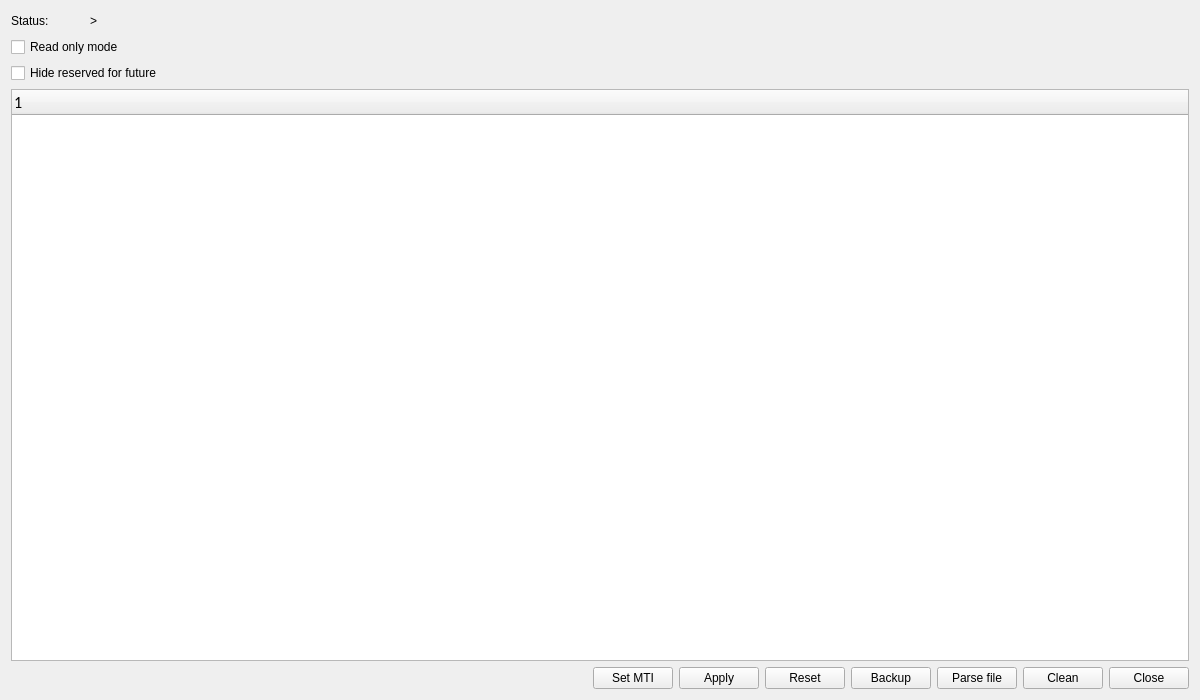
First picture: the form in common/gui/forms/spec.ui, repository FedorIvanov37/sv-terminal, before the edit.
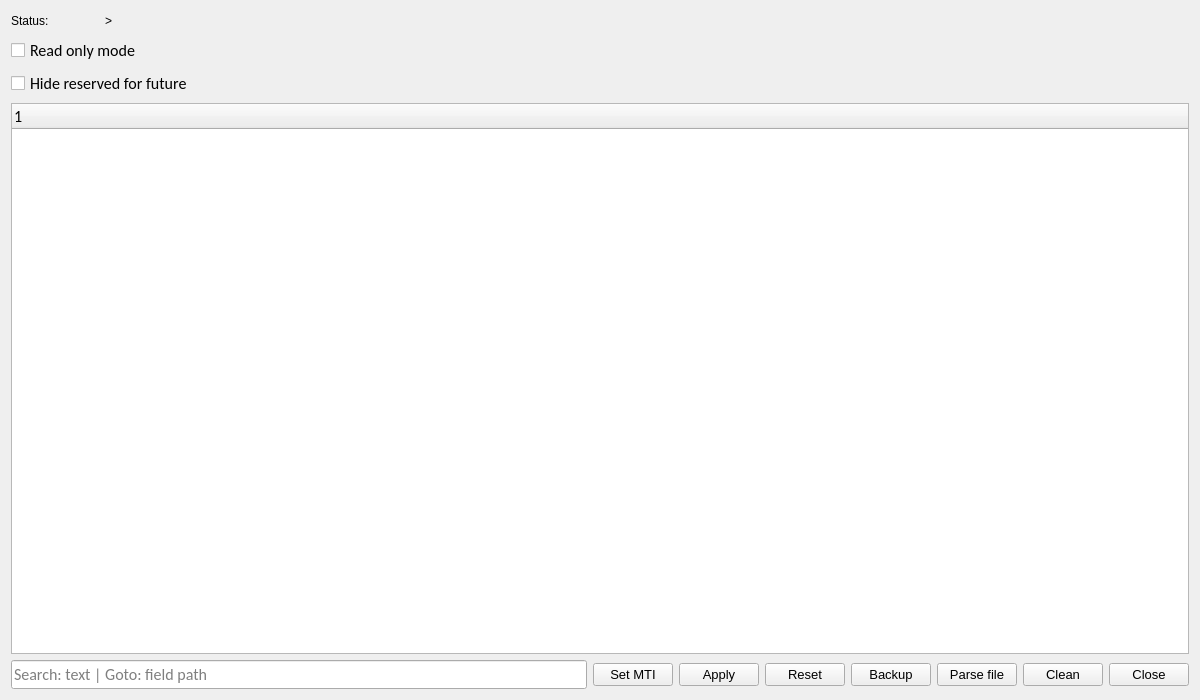
Second picture: the form after the edit.

Commit message: Added SpecWindow search

```diff
--- a/common/gui/forms/spec.ui
+++ b/common/gui/forms/spec.ui
@@ -68,6 +68,12 @@
    </item>
    <item row="1" column="0">
     <widget class="QCheckBox" name="CheckBoxReadOnly">
+     <property name="font">
+      <font>
+       <family>Calibri</family>
+       <pointsize>12</pointsize>
+      </font>
+     </property>
      <property name="text">
       <string>Read only mode</string>
      </property>
@@ -75,6 +81,12 @@
    </item>
    <item row="2" column="0">
     <widget class="QCheckBox" name="CheckBoxHideReverved">
+     <property name="font">
+      <font>
+       <family>Calibri</family>
+       <pointsize>12</pointsize>
+      </font>
+     </property>
      <property name="text">
       <string>Hide reserved for future</string>
      </property>
@@ -132,36 +144,40 @@
        <item>
         <layout class="QHBoxLayout" name="NextLevelLayout"/>
        </item>
-       <item>
-        <spacer name="horizontalSpacer">
-         <property name="orientation">
-          <enum>Qt::Horizontal</enum>
-         </property>
-         <property name="sizeHint" stdset="0">
-          <size>
-           <width>40</width>
-           <height>20</height>
-          </size>
-         </property>
-        </spacer>
-       </item>
       </layout>
      </item>
      <item>
-      <spacer name="horizontalSpacer_2">
-       <property name="orientation">
-        <enum>Qt::Horizontal</enum>
+      <widget class="QLineEdit" name="SearchLine">
+       <property name="font">
+        <font>
+         <family>Calibri</family>
+         <pointsize>12</pointsize>
+        </font>
        </property>
-       <property name="sizeHint" stdset="0">
-        <size>
-         <width>40</width>
-         <height>20</height>
-        </size>
+       <property name="inputMethodHints">
+        <set>Qt::ImhLatinOnly</set>
        </property>
-      </spacer>
+       <property name="maxLength">
+        <number>128</number>
+       </property>
+       <property name="readOnly">
+        <bool>false</bool>
+       </property>
+       <property name="placeholderText">
+        <string>Search: text | Goto: field path</string>
+       </property>
+       <property name="clearButtonEnabled">
+        <bool>true</bool>
+       </property>
+      </widget>
      </item>
      <item>
       <widget class="QPushButton" name="ButtonSetMti">
+       <property name="font">
+        <font>
+         <pointsize>10</pointsize>
+        </font>
+       </property>
        <property name="focusPolicy">
         <enum>Qt::NoFocus</enum>
        </property>
@@ -172,6 +188,11 @@
      </item>
      <item>
       <widget class="QPushButton" name="ButtonApply">
+       <property name="font">
+        <font>
+         <pointsize>10</pointsize>
+        </font>
+       </property>
        <property name="focusPolicy">
         <enum>Qt::NoFocus</enum>
        </property>
@@ -182,6 +203,11 @@
      </item>
      <item>
       <widget class="QPushButton" name="ButtonReset">
+       <property name="font">
+        <font>
+         <pointsize>10</pointsize>
+        </font>
+       </property>
        <property name="focusPolicy">
         <enum>Qt::NoFocus</enum>
        </property>
@@ -192,6 +218,11 @@
      </item>
      <item>
       <widget class="QPushButton" name="ButtonBackup">
+       <property name="font">
+        <font>
+         <pointsize>10</pointsize>
+        </font>
+       </property>
        <property name="focusPolicy">
         <enum>Qt::NoFocus</enum>
        </property>
@@ -202,6 +233,11 @@
      </item>
      <item>
       <widget class="QPushButton" name="ParseFile">
+       <property name="font">
+        <font>
+         <pointsize>10</pointsize>
+        </font>
+       </property>
        <property name="focusPolicy">
         <enum>Qt::NoFocus</enum>
        </property>
@@ -212,6 +248,11 @@
      </item>
      <item>
       <widget class="QPushButton" name="ButtonClean">
+       <property name="font">
+        <font>
+         <pointsize>10</pointsize>
+        </font>
+       </property>
        <property name="focusPolicy">
         <enum>Qt::NoFocus</enum>
        </property>
@@ -222,6 +263,11 @@
      </item>
      <item>
       <widget class="QPushButton" name="ButtonClose">
+       <property name="font">
+        <font>
+         <pointsize>10</pointsize>
+        </font>
+       </property>
        <property name="focusPolicy">
         <enum>Qt::NoFocus</enum>
        </property>
```
The commit also changes 10 other files.
